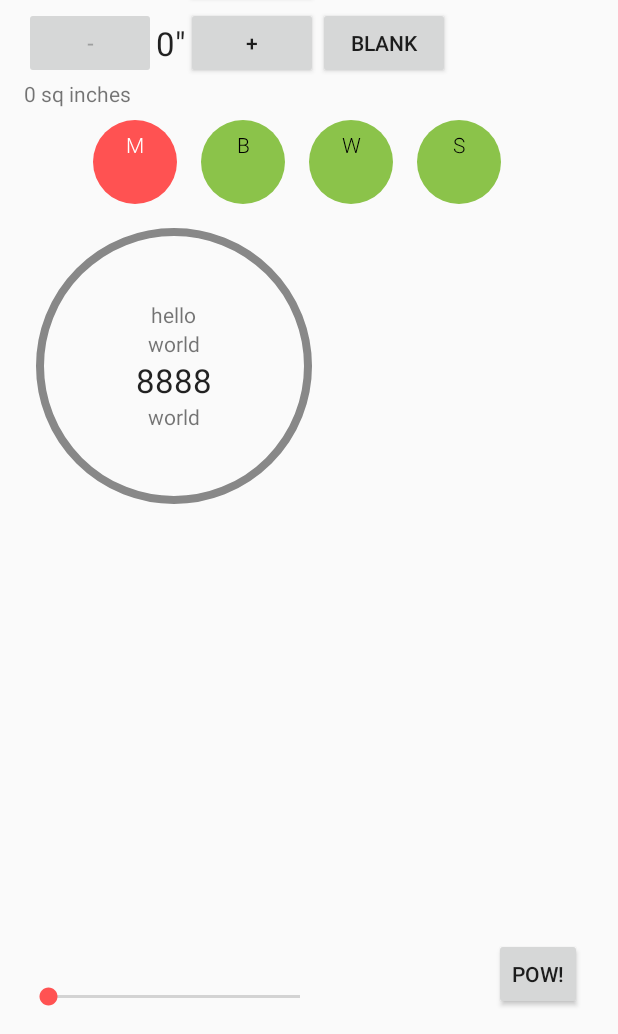
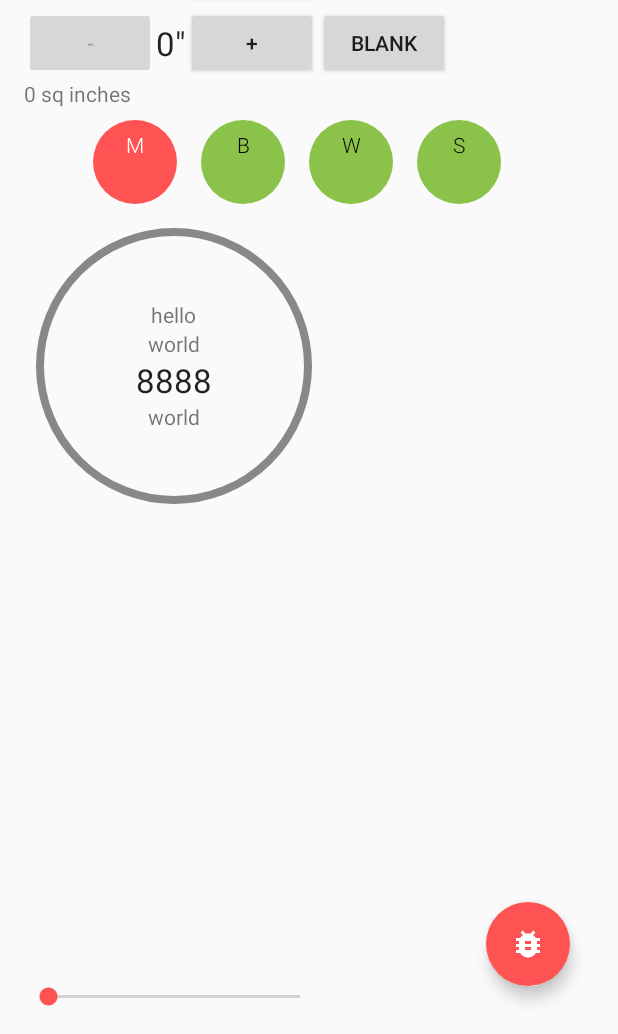
Before and after one commit to maiatoday/Minotaur, an Android app: the screen it shows after launch (MainActivity), on a phone screen of 412 x 824 dp, the part 202-1236 px from its top. Run offline under Robolectric (Android 15) with nearby library versions, the phone set to English and light mode, and no system bars.

Commit message:
Make fab on main window

```diff
--- a/app/src/main/java/net/maiatoday/minotaur/ui/activity/MainActivity.java
+++ b/app/src/main/java/net/maiatoday/minotaur/ui/activity/MainActivity.java
@@ -2,6 +2,7 @@ package net.maiatoday.minotaur.ui.activity;
 
 import android.content.Intent;
 import android.os.Bundle;
+import android.support.design.widget.FloatingActionButton;
 import android.support.v4.app.Fragment;
 import android.support.v4.app.FragmentManager;
 import android.support.v7.app.AppCompatActivity;
@@ -11,7 +12,6 @@ import android.view.Menu;
 import android.view.MenuItem;
 import android.view.View;
 import android.view.ViewGroup;
-import android.widget.Button;
 import android.widget.RadioGroup;
 import android.widget.SeekBar;
 import android.widget.TextView;
@@ -140,7 +140,7 @@ public class MainActivity extends AppCompatActivity {
             mMiniCat.setBigGauge(mBigGauge);
 
             mSeekBar = (SeekBar) rootView.findViewById(R.id.seekBar);
-            Button powButton = (Button) rootView.findViewById(R.id.buttonPow);
+            FloatingActionButton powButton = (FloatingActionButton) rootView.findViewById(R.id.buttonPow);
             powButton.setOnClickListener(new View.OnClickListener() {
                 @Override
                 public void onClick(View v) {
--- a/app/src/main/res/layout/fragment_main.xml
+++ b/app/src/main/res/layout/fragment_main.xml
@@ -154,14 +154,16 @@
             android:layout_alignRight="@+id/gauge"
             android:max="100"/>
 
-        <Button
-            style="?android:attr/buttonStyleSmall"
+        <android.support.design.widget.FloatingActionButton
             android:layout_width="wrap_content"
             android:layout_height="wrap_content"
             android:text="@string/pow"
             android:id="@+id/buttonPow"
             android:layout_alignParentBottom="true"
-            android:layout_alignRight="@+id/mini_gauges"
-            android:layout_alignEnd="@+id/mini_gauges" />
+            android:layout_alignParentRight="true"
+            android:layout_margin="@dimen/fab_margin"
+            android:src="@drawable/ic_bug_report_white_24dp"
+            app:fabSize="normal"
+            app:borderWidth="0dp" />
 
     </RelativeLayout>
```
Also changed, not shown: app/src/main/res/drawable-hdpi/ic_bug_report_white_24dp.png (added), app/src/main/res/drawable-mdpi/ic_bug_report_white_24dp.png (added), app/src/main/res/drawable-xhdpi/ic_bug_report_white_24dp.png (added), app/src/main/res/drawable-xxhdpi/ic_bug_report_white_24dp.png (added), app/src/main/res/drawable-xxxhdpi/ic_bug_report_white_24dp.png (added).
